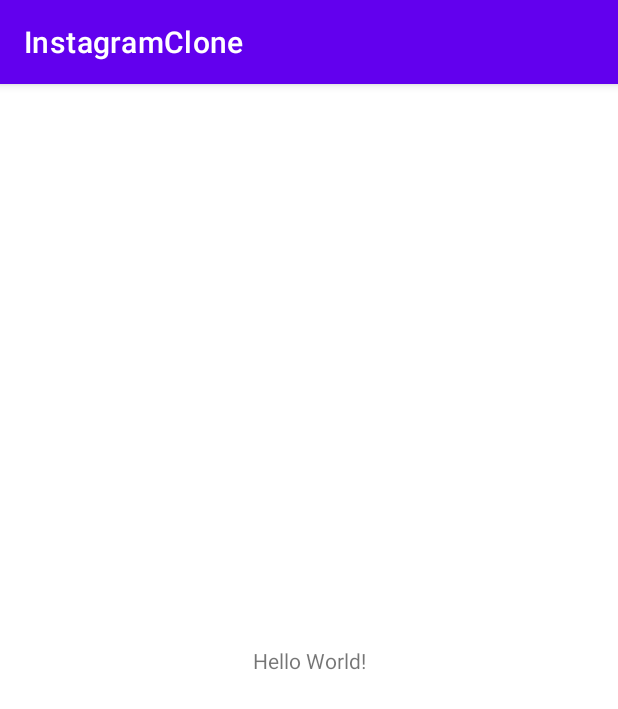
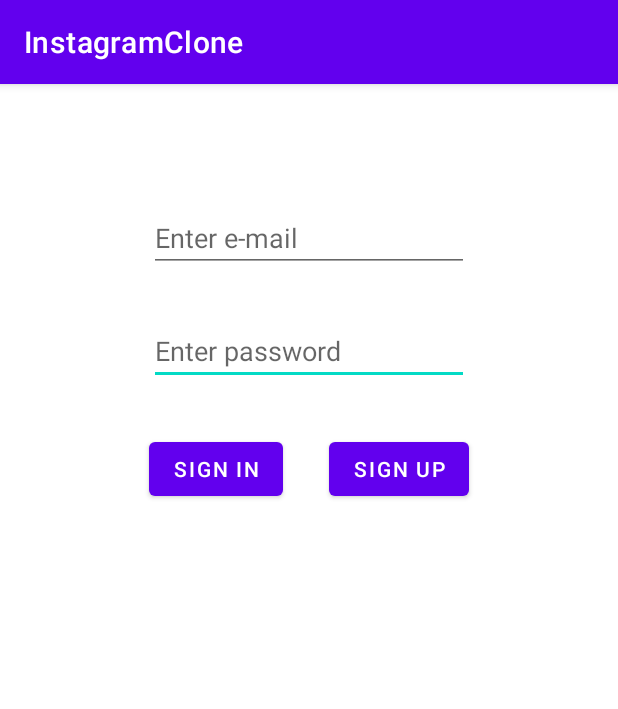
Before and after one commit to BekirGeris/Instagram-BasicClone-Firebase, an Android app: the screen it shows after launch (MainActivity), on a phone screen of 412 x 824 dp. Shown: the top 709 px of the screen. Run offline under Robolectric (Android 15) with nearby library versions, the phone set to English and light mode, and no system bars.

Commit message:
+activity tasarımları

```diff
--- a/app/src/main/AndroidManifest.xml
+++ b/app/src/main/AndroidManifest.xml
@@ -1,6 +1,8 @@
 <?xml version="1.0" encoding="utf-8"?>
 <manifest xmlns:android="http://schemas.android.com/apk/res/android"
     package="com.begers.instagramclone">
+
+    <uses-permission android:name="android.permission.READ_EXTERNAL_STORAGE"></uses-permission>
 
     <application
         android:allowBackup="true"
@@ -9,6 +11,8 @@
         android:roundIcon="@mipmap/ic_launcher_round"
         android:supportsRtl="true"
         android:theme="@style/Theme.InstagramClone">
+        <activity android:name=".UploadActivity"></activity>
+        <activity android:name=".FeedActivity" />
         <activity android:name=".MainActivity">
             <intent-filter>
                 <action android:name="android.intent.action.MAIN" />
--- a/app/src/main/res/layout/activity_main.xml
+++ b/app/src/main/res/layout/activity_main.xml
@@ -6,13 +6,47 @@
     android:layout_height="match_parent"
     tools:context=".MainActivity">
 
-    <TextView
+    <EditText
+        android:id="@+id/passwordText"
         android:layout_width="wrap_content"
         android:layout_height="wrap_content"
-        android:text="Hello World!"
-        app:layout_constraintBottom_toBottomOf="parent"
-        app:layout_constraintLeft_toLeftOf="parent"
-        app:layout_constraintRight_toRightOf="parent"
+        android:layout_marginTop="30dp"
+        android:ems="10"
+        android:hint="Enter password"
+        android:inputType="textPersonName"
+        app:layout_constraintEnd_toEndOf="parent"
+        app:layout_constraintStart_toStartOf="parent"
+        app:layout_constraintTop_toBottomOf="@+id/emailText" />
+
+    <EditText
+        android:id="@+id/emailText"
+        android:layout_width="wrap_content"
+        android:layout_height="wrap_content"
+        android:layout_marginTop="80dp"
+        android:ems="10"
+        android:hint="Enter e-mail"
+        android:inputType="textPersonName"
+        app:layout_constraintEnd_toEndOf="parent"
+        app:layout_constraintStart_toStartOf="parent"
         app:layout_constraintTop_toTopOf="parent" />
 
+    <Button
+        android:id="@+id/signInButton"
+        android:layout_width="wrap_content"
+        android:layout_height="wrap_content"
+        android:layout_marginTop="32dp"
+        android:onClick="signInClicked"
+        android:text="SIGN IN"
+        app:layout_constraintStart_toStartOf="@+id/passwordText"
+        app:layout_constraintTop_toBottomOf="@+id/passwordText" />
+
+    <Button
+        android:id="@+id/sıgnUpButtom"
+        android:layout_width="wrap_content"
+        android:layout_height="wrap_content"
+        android:layout_marginTop="32dp"
+        android:onClick="signUpClicked"
+        android:text="SIGN UP"
+        app:layout_constraintEnd_toEndOf="@+id/passwordText"
+        app:layout_constraintTop_toBottomOf="@+id/passwordText" />
 </androidx.constraintlayout.widget.ConstraintLayout>
```
Also changed, not shown: app/src/main/res/layout/activity_feed.xml (added, +17 -0 lines).
